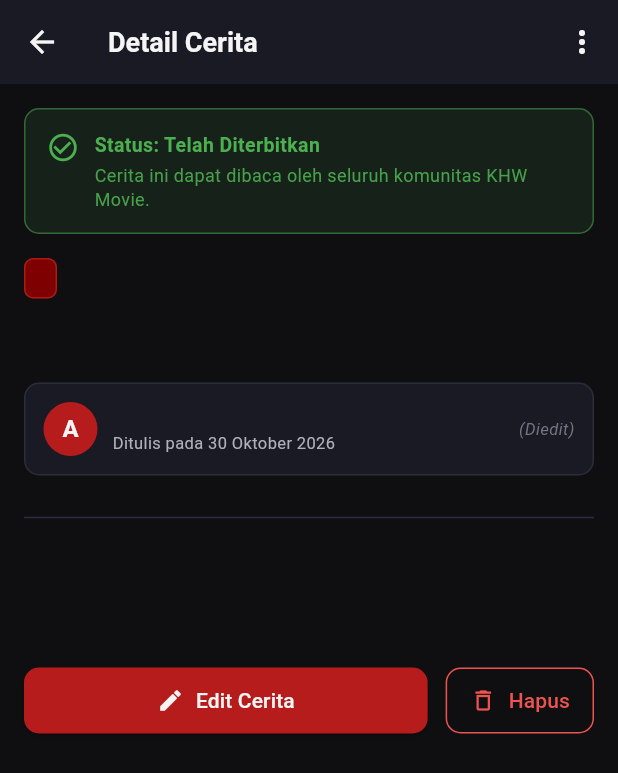
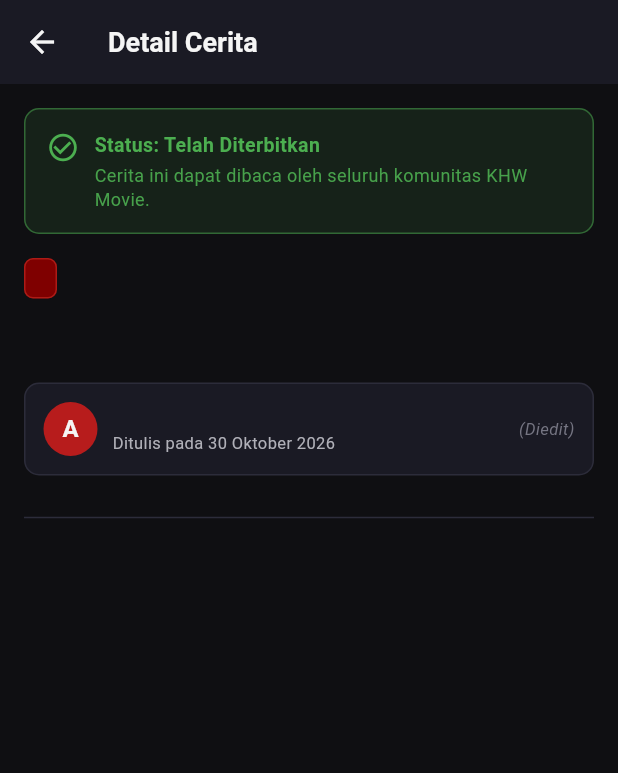
Before and after one commit to Movie-KHW/Movie-KHW-, a Flutter app: the StoryDetailScreen screen opened directly with empty values, on a phone screen of 412 x 824 dp. Shown: the top 773 px of the screen. Run offline on Flutter 3.47's test engine with Material 3 defaults, Android fonts, the phone set to English and light mode, and no system bars; our stand-ins replace cloud_firestore, dio, firebase_auth, firebase_core, firebase_storage, image_picker; accounts and stored records are empty; network calls fail.

Commit message:
fix(screens/story): kunci aksi cerita yang ditinjau

```diff
--- a/lib/screens/story/story_detail_screen.dart
+++ b/lib/screens/story/story_detail_screen.dart
@@ -122,8 +122,8 @@ class StoryDetailScreen extends StatelessWidget {
       icon = Icons.cancel_outlined;
       title = 'Status: Cerita Ditolak';
       desc = story.moderationNote != null && story.moderationNote!.isNotEmpty
-          ? 'Alasan penolakan: ${story.moderationNote}\nSilakan perbaiki cerita ini dan ajukan ulang.'
-          : 'Cerita ini belum memenuhi pedoman komunitas. Silakan perbaiki dan ajukan ulang.';
+          ? 'Alasan penolakan: ${story.moderationNote}\nCerita yang sudah ditinjau tidak dapat diedit atau diajukan ulang.'
+          : 'Cerita ini belum memenuhi pedoman komunitas dan tidak dapat diedit atau diajukan ulang.';
     } else {
       bgColor = AppColors.success.withValues(alpha: 0.12);
       borderColor = AppColors.success;
@@ -180,7 +180,7 @@ class StoryDetailScreen extends StatelessWidget {
     final authProvider = Provider.of<AuthProvider>(context);
     final currentUserId = authProvider.firebaseUser?.uid;
     final bool isAuthor = currentUserId != null && currentUserId == story.authorId;
-    final bool canManage = isAuthor || authProvider.isAdmin;
+    final canEditOrDelete = isAuthor && story.isPending;
 
     return Scaffold(
       backgroundColor: AppColors.background,
@@ -188,7 +188,7 @@ class StoryDetailScreen extends StatelessWidget {
         title: const Text('Detail Cerita'),
         backgroundColor: AppColors.surface,
         actions: [
-          if (canManage)
+          if (canEditOrDelete)
             PopupMenuButton<String>(
               icon: const Icon(Icons.more_vert, color: AppColors.textPrimary),
               color: AppColors.surface,
@@ -205,16 +205,15 @@ class StoryDetailScreen extends StatelessWidget {
                 }
               },
               itemBuilder: (context) => [
-                if (isAuthor)
-                  PopupMenuItem(
+                PopupMenuItem(
                     value: 'edit',
                     child: Row(
                       children: [
                         const Icon(Icons.edit, size: 18, color: AppColors.primaryLight),
                         const SizedBox(width: 10),
-                        Text(
-                          story.isRejected ? 'Edit & Ajukan Ulang' : 'Edit Cerita',
-                          style: const TextStyle(color: AppColors.textPrimary),
+                        const Text(
+                          'Edit Cerita',
+                          style: TextStyle(color: AppColors.textPrimary),
                         ),
                       ],
                     ),
@@ -407,7 +406,7 @@ class StoryDetailScreen extends StatelessWidget {
                   const SizedBox(height: 40),
 
                   // Tombol Tindakan untuk Penulis
-                  if (isAuthor) ...[
+                  if (canEditOrDelete) ...[
                     Row(
                       children: [
                         Expanded(
@@ -421,9 +420,7 @@ class StoryDetailScreen extends StatelessWidget {
                               );
                             },
                             icon: const Icon(Icons.edit, size: 18),
-                            label: Text(
-                              story.isRejected ? 'Edit & Ajukan Ulang' : 'Edit Cerita',
-                            ),
+                            label: const Text('Edit Cerita'),
                             style: ElevatedButton.styleFrom(
                               backgroundColor: AppColors.primary,
                               foregroundColor: AppColors.textPrimary,
```
